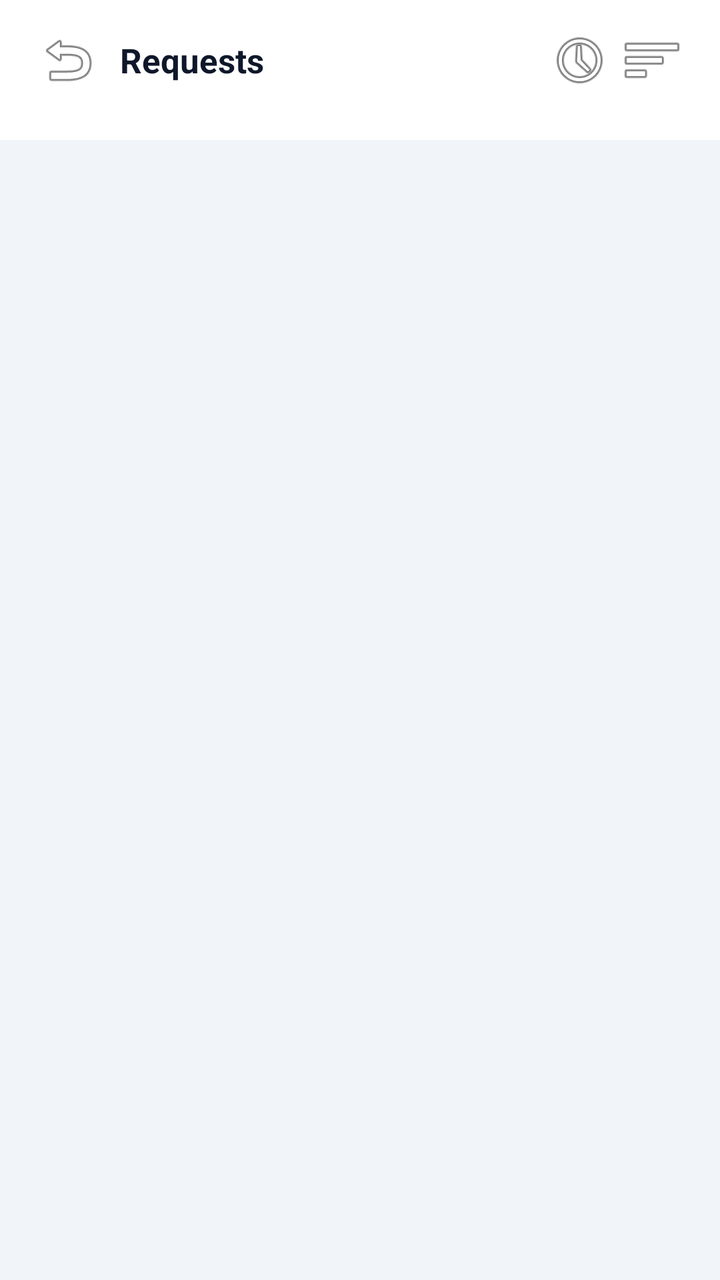
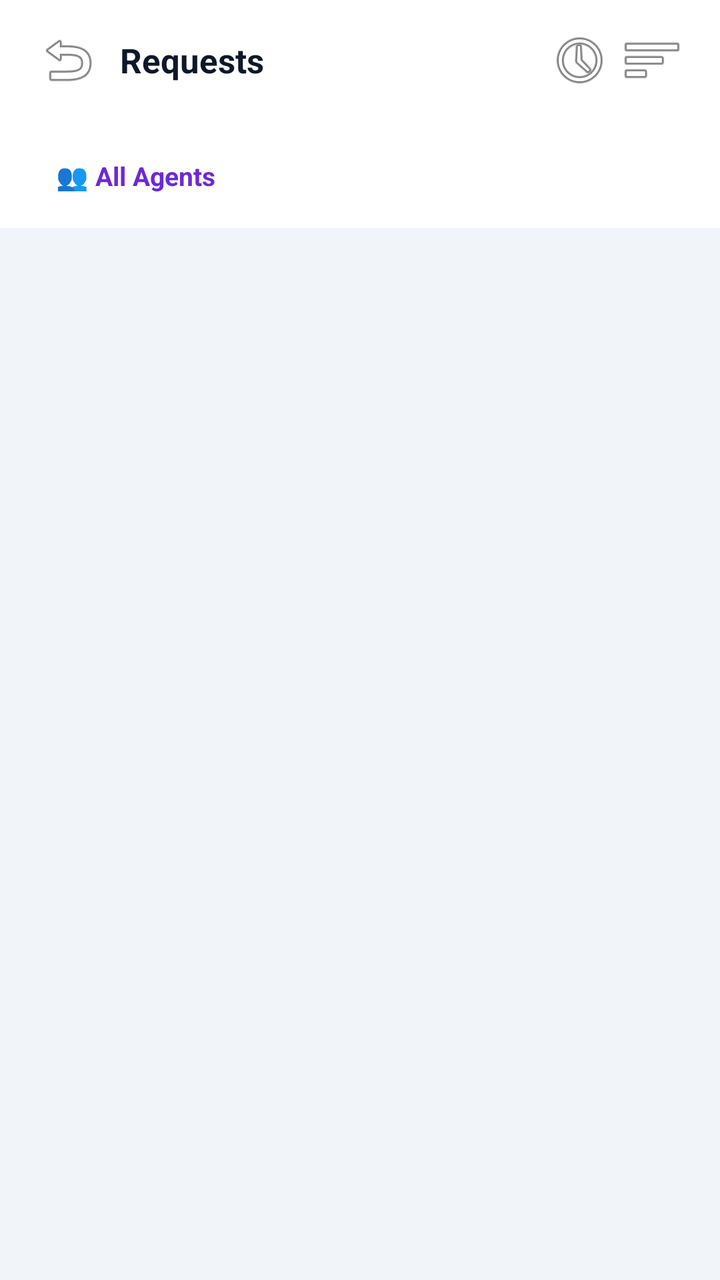

The first picture is an Android layout as it rendered before a commit; the second is the same layout after the commit. The layout source and the unified diff follow.
<!-- AndroidManifest.xml: application theme Theme.DataBridge -->
<!-- res/layout/fragment_petty_cash_pending_settlement.xml -->
<?xml version="1.0" encoding="utf-8"?>
<FrameLayout
    xmlns:android="http://schemas.android.com/apk/res/android"
    xmlns:app="http://schemas.android.com/apk/res-auto"
    android:layout_width="match_parent"
    android:layout_height="match_parent">

    <FrameLayout
        android:layout_width="match_parent"
        android:layout_height="match_parent"
        android:background="#F1F5F9">

        <LinearLayout
            android:layout_width="match_parent"
            android:layout_height="match_parent"
            android:orientation="vertical">

            
            <LinearLayout
                android:layout_width="match_parent"
                android:layout_height="wrap_content"
                android:orientation="horizontal"
                android:gravity="center_vertical"
                android:paddingHorizontal="16dp"
                android:paddingVertical="12dp"
                android:background="#FFFFFF">

                <ImageButton
                    android:id="@+id/btnPcPendingBack"
                    android:layout_width="36dp"
                    android:layout_height="36dp"
                    android:src="@android:drawable/ic_menu_revert"
                    android:background="?attr/selectableItemBackgroundBorderless"
                    android:contentDescription="Back" />

                <TextView
                    android:id="@+id/tvPcPendingTitle"
                    android:layout_width="0dp"
                    android:layout_weight="1"
                    android:layout_height="wrap_content"
                    android:text="Requests"
                    android:textSize="17sp"
                    android:textStyle="bold"
                    android:textColor="#0F172A"
                    android:layout_marginStart="8dp" />

                <ImageButton
                    android:id="@+id/btnPcPendingHistory"
                    android:layout_width="36dp"
                    android:layout_height="36dp"
                    android:src="@android:drawable/ic_menu_recent_history"
                    android:background="?attr/selectableItemBackgroundBorderless"
                    android:contentDescription="Settlement History" />

                <TextView
                    android:id="@+id/btnPcPendingSelect"
                    android:layout_width="wrap_content"
                    android:layout_height="36dp"
                    android:gravity="center"
                    android:text="Select"
                    android:textSize="13sp"
                    android:textStyle="bold"
                    android:textColor="#059669"
                    android:paddingHorizontal="10dp"
                    android:background="?attr/selectableItemBackgroundBorderless"
                    android:contentDescription="Bulk select"
                    android:visibility="gone" />

                <ImageButton
                    android:id="@+id/btnPcPendingFilter"
                    android:layout_width="36dp"
                    android:layout_height="36dp"
                    android:src="@android:drawable/ic_menu_sort_by_size"
                    android:background="?attr/selectableItemBackgroundBorderless"
                    android:contentDescription="Filter" />
            </LinearLayout>

            
            <HorizontalScrollView
                android:layout_width="match_parent"
                android:layout_height="wrap_content"
                android:background="#FFFFFF"
                android:scrollbars="none"
                android:overScrollMode="ifContentScrolls">

                <LinearLayout
                    android:id="@+id/layoutPcPendingTabs"
                    android:layout_width="wrap_content"
                    android:layout_height="wrap_content"
                    android:orientation="horizontal"
                    android:paddingHorizontal="12dp"
                    android:paddingBottom="10dp" />
            </HorizontalScrollView>

            <ProgressBar
                android:id="@+id/pbPcPendingLoading"
                android:layout_width="wrap_content"
                android:layout_height="wrap_content"
                android:layout_gravity="center"
                android:layout_marginTop="60dp"
                android:visibility="gone" />

            <LinearLayout
                android:id="@+id/layoutPcPendingError"
                android:layout_width="match_parent"
                android:layout_height="wrap_content"
                android:orientation="vertical"
                android:gravity="center"
                android:padding="24dp"
                android:visibility="gone">

                <TextView
                    android:id="@+id/tvPcPendingError"
                    android:layout_width="wrap_content"
                    android:layout_height="wrap_content"
                    android:textColor="#B91C1C"
                    android:gravity="center" />

                <Button
                    android:id="@+id/btnPcPendingRetry"
                    android:layout_width="wrap_content"
                    android:layout_height="wrap_content"
                    android:layout_marginTop="12dp"
                    android:text="Retry"
                    android:textAllCaps="false" />
            </LinearLayout>

            <ScrollView
                android:id="@+id/scrollPcPendingList"
                android:layout_width="match_parent"
                android:layout_height="0dp"
                android:layout_weight="1"
                android:fillViewport="true"
                android:clipToPadding="false"
                android:paddingBottom="16dp">

                <LinearLayout
                    android:id="@+id/layoutPcPendingList"
                    android:layout_width="match_parent"
                    android:layout_height="wrap_content"
                    android:orientation="vertical"
                    android:paddingHorizontal="16dp"
                    android:paddingTop="12dp" />
            </ScrollView>

            
            <LinearLayout
                android:id="@+id/layoutPcBulkBar"
                android:layout_width="match_parent"
                android:layout_height="wrap_content"
                android:orientation="horizontal"
                android:gravity="center_vertical"
                android:background="#FFFFFF"
                android:elevation="8dp"
                android:paddingHorizontal="16dp"
                android:paddingVertical="10dp"
                android:visibility="gone">

                <TextView
                    android:id="@+id/tvPcBulkSummary"
                    android:layout_width="0dp"
                    android:layout_weight="1"
                    android:layout_height="wrap_content"
                    android:textSize="13sp"
                    android:textStyle="bold"
                    android:textColor="#0F172A" />

                <TextView
                    android:id="@+id/btnPcBulkCancel"
                    android:layout_width="wrap_content"
                    android:layout_height="40dp"
                    android:gravity="center"
                    android:text="Cancel"
                    android:textSize="13sp"
                    android:textStyle="bold"
                    android:textColor="#374151"
                    android:backgroundTint="#F3F4F6"
                    android:paddingHorizontal="14dp"
                    android:layout_marginEnd="8dp" />

                <TextView
                    android:id="@+id/btnPcBulkSettle"
                    android:layout_width="wrap_content"
                    android:layout_height="40dp"
                    android:gravity="center"
                    android:text="Settle"
                    android:textSize="13sp"
                    android:textStyle="bold"
                    android:textColor="#FFFFFF"
                    android:backgroundTint="#059669"
                    android:paddingHorizontal="18dp" />
            </LinearLayout>

        </LinearLayout>
    </FrameLayout>
</FrameLayout>
<!-- resources referenced by this layout -->
<resources>
  <style name="Theme.DataBridge" parent="Theme.MaterialComponents.DayNight.NoActionBar">
      <item name="colorPrimary">#00d4ff</item>
      <item name="colorPrimaryVariant">#16213e</item>
      <item name="colorOnPrimary">#ffffff</item>
      <item name="colorSecondary">#00d4ff</item>
      <item name="android:statusBarColor">#1a1a2e</item>
  </style>
</resources>

<!-- the commit's change to res/layout/fragment_petty_cash_pending_settlement.xml (unified diff, before → after) -->
@@ -91,6 +91,50 @@
                     android:paddingHorizontal="12dp"
                     android:paddingBottom="10dp" />
             </HorizontalScrollView>
+
+            
+            <LinearLayout
+                android:layout_width="match_parent"
+                android:layout_height="wrap_content"
+                android:orientation="horizontal"
+                android:gravity="center_vertical"
+                android:background="#FFFFFF"
+                android:paddingHorizontal="16dp"
+                android:paddingBottom="8dp">
+
+                <TextView
+                    android:id="@+id/tvPcPendingAgent"
+                    android:layout_width="wrap_content"
+                    android:layout_height="36dp"
+                    android:gravity="center_vertical"
+                    android:text="👥 All Agents"
+                    android:textSize="13sp"
+                    android:textStyle="bold"
+                    android:textColor="#6D28D9"
+                    android:background="@drawable/bg_pc_tab_inactive"
+                    android:paddingHorizontal="12dp" />
+
+                <TextView
+                    android:id="@+id/tvPcPendingSelectAll"
+                    android:layout_width="wrap_content"
+                    android:layout_height="36dp"
+                    android:gravity="center_vertical"
+                    android:text="Select all"
+                    android:textSize="13sp"
+                    android:textStyle="bold"
+                    android:textColor="#059669"
+                    android:paddingHorizontal="10dp"
+                    android:visibility="gone" />
+
+                <TextView
+                    android:id="@+id/tvPcPendingSummary"
+                    android:layout_width="0dp"
+                    android:layout_weight="1"
+                    android:layout_height="wrap_content"
+                    android:gravity="end"
+                    android:textSize="12sp"
+                    android:textColor="#64748B" />
+            </LinearLayout>
 
             <ProgressBar
                 android:id="@+id/pbPcPendingLoading"
<!-- resource entries referenced after the edit -->
@@ -1,5 +1,12 @@
 <!-- resources referenced by this layout -->
 <resources>
+  <!-- drawable bg_pc_tab_inactive (drawable) -->
+  <?xml version="1.0" encoding="utf-8"?>
+  <shape xmlns:android="http://schemas.android.com/apk/res/android"
+      android:shape="rectangle">
+      <solid android:color="#00000000" />
+      <corners android:radius="10dp" />
+  </shape>
   <style name="Theme.DataBridge" parent="Theme.MaterialComponents.DayNight.NoActionBar">
       <item name="colorPrimary">#00d4ff</item>
       <item name="colorPrimaryVariant">#16213e</item>
